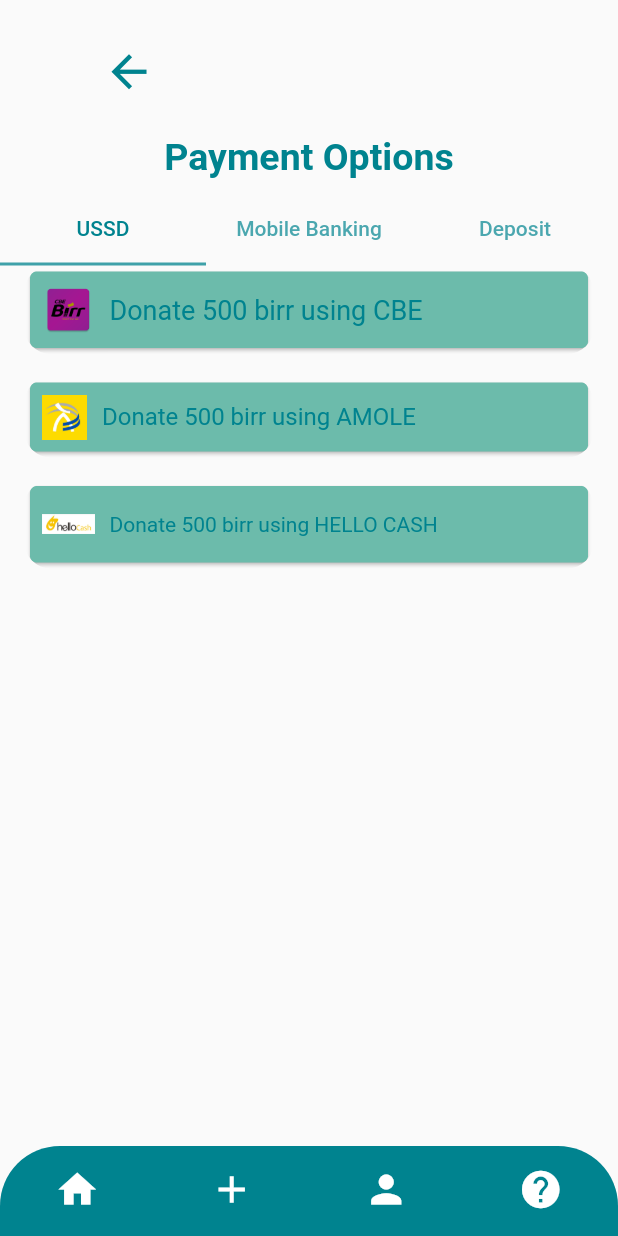
After one commit to abdu4188/Agari-Donor-App, a Flutter app: the PaymentOption screen opened by its route, on a phone screen of 412 x 824 dp. The commit adds this screen. Run offline on Flutter 3.47's test engine with Material 2 defaults, Android fonts, the phone set to English and light mode, and no system bars; our stand-ins replace geolocator, shared_preferences; accounts and stored records are empty.

Commit message:
payment options UI

```diff
--- a/lib/components/bottom_nav.dart
+++ b/lib/components/bottom_nav.dart
@@ -13,11 +13,14 @@ class BottomNavState extends State<BottomNav>{
     if(index == 0){
       Navigator.of(context).pushNamed('/home');
     }
-    if(index == 1){
+    else if(index == 1){
       Navigator.of(context).pushNamed('/comfirm_donation');
     }
-    if(index == 2){
+    else if(index == 2){
       Navigator.of(context).pushNamed('/donation_history');
+    }
+    else if(index == 3){
+      Navigator.of(context).pushNamed('/payment_option');
     }
   }
 
--- a/lib/main.dart
+++ b/lib/main.dart
@@ -2,6 +2,7 @@ import 'package:agari_doner/screens/donation_confirmation.dart';
 import 'package:agari_doner/screens/donation_history.dart';
 import 'package:agari_doner/screens/home.dart';
 import 'package:agari_doner/screens/package_detail.dart';
+import 'package:agari_doner/screens/payment_option.dart';
 import 'package:flutter/material.dart';
 import 'screens/Auth/register.dart';
 import 'screens/Auth/login.dart';
@@ -40,6 +41,7 @@ class Home extends StatelessWidget {
       '/package_detail': (BuildContext context) => new PackageDetail(),
       '/donation_history': (BuildContext context) => new DonationHistory(),
       '/comfirm_donation': (BuildContext context) => new DonationConfirmation(),
+      '/payment_option': (BuildContext context) => new PaymentOption(),
       },
     );
   }
--- /dev/null
+++ b/lib/screens/payment_option.dart
@@ -0,0 +1,183 @@
+import 'package:agari_doner/components/bottom_nav.dart';
+import 'package:flutter/material.dart';
+
+class PaymentOption extends StatefulWidget{
+  @override
+  State<StatefulWidget> createState() {
+    return PaymentOptionState();
+  }
+}
+
+class PaymentOptionState extends State<PaymentOption> with TickerProviderStateMixin{
+  TabController _tabController;
+
+  @override
+  void initState() {
+    super.initState();
+    _tabController = new TabController(length: 3, vsync: this);
+  }
+
+  @override
+  Widget build(BuildContext context) {
+    return Scaffold(
+      bottomNavigationBar: BottomNav(),
+      body: Column(
+        children: <Widget>[
+          Padding(
+            padding: const EdgeInsets.only(right: 240, top: 30,),
+            child: GestureDetector(
+              child: Icon(
+                Icons.arrow_back,
+                size: 35,
+                color: Color(int.parse('0xff00838f')),
+              ),
+            ),
+          ),
+          Padding(
+            padding: const EdgeInsets.only(left: 0, top: 25),
+            child: Text(
+              "Payment Options",
+              style: TextStyle(
+                color: Color(int.parse('0xff00838f')),
+                fontSize: 25,
+                fontWeight: FontWeight.w700
+              ),
+            ),
+          ),
+          Padding(
+            padding: const EdgeInsets.only(top: 10),
+            child: TabBar(
+              controller: _tabController,
+              labelColor: Color(int.parse('0xff00838f')),
+             tabs: <Widget>[
+               Tab(
+                 text: "USSD",
+               ),
+               Tab(
+                 text: "Mobile Banking",
+               ),
+               Tab(
+                 text: "Deposit",
+               ),
+             ],
+            ),
+          ),
+          Container(
+            height: 290,
+            margin: EdgeInsets.only(left: 16.0, right: 16.0),
+            child: TabBarView(
+              controller: _tabController,
+              children: <Widget>[
+                ListView(
+                  children: <Widget>[
+                    ClipRRect(
+                      borderRadius: BorderRadius.circular(18),
+                      child: Card(
+                        color: Color(int.parse('0xff6cbbab')),
+                        child: Padding(
+                          padding: const EdgeInsets.all(8.0),
+                          child: Row(
+                            children: <Widget>[
+                              Image.asset(
+                                'assets/images/cbe.png',
+                                width: 35,
+                                height: 35,
+                              ),
+                              SizedBox(
+                                width: 10,
+                              ),
+                              Text(
+                                "Donate 500 birr using CBE",
+                                style: TextStyle(
+                                  fontSize: 18,
+                                  color: Color(int.parse('0xff00838f')),
+                                ),
+                              )
+                            ],
+                          ),
+                        ),
+                      ),
+                    ),
+                    SizedBox(
+                      height: 15,
+                    ),
+                    ClipRRect(
+                      borderRadius: BorderRadius.circular(18),
+                      child: Card(
+                        color: Color(int.parse('0xff6cbbab')),
+                        child: Padding(
+                          padding: const EdgeInsets.all(8.0),
+                          child: Row(
+                            children: <Widget>[
+                              Image.asset(
+                                'assets/images/amole.jpg',
+                                width: 30,
+                                height: 30,
+                              ),
+                              SizedBox(
+                                width: 10,
+                              ),
+                              Text(
+                                "Donate 500 birr using AMOLE",
+                                style: TextStyle(
+                                  fontSize: 16,
+                                  color: Color(int.parse('0xff00838f')),
+                                ),
+                              )
+                            ],
+                          ),
+                        ),
+                      ),
+                    ),
+                    SizedBox(
+                      height: 15,
+                    ),
+                    ClipRRect(
+                      borderRadius: BorderRadius.circular(18),
+                      child: Card(
+                        color: Color(int.parse('0xff6cbbab')),
+                        child: Padding(
+                          padding: const EdgeInsets.all(8.0),
+                          child: Row(
+                            children: <Widget>[
+                              Image.asset(
+                                'assets/images/hellocash.jpg',
+                                width: 35,
+                                height: 35,
+                              ),
+                              SizedBox(
+                                width: 10,
+                              ),
+                              Text(
+                                "Donate 500 birr using HELLO CASH",
+                                style: TextStyle(
+                                  fontSize: 14,
+                                  color: Color(int.parse('0xff00838f')),
+                                ),
+                              )
+                            ],
+                          ),
+                        ),
+                      ),
+                    ),
+                  ]
+                ),
+                ListView(
+                  children: <Widget>[
+                    Text("Mobile Banking")
+                  ],
+                ),
+                ListView(
+                  children: <Widget>[
+                    Text("Deposit")
+                  ],
+                ),
+              ],
+            ),
+          )
+        ],
+      ),
+    );
+  }
+
+}
--- a/pubspec.yaml
+++ b/pubspec.yaml
@@ -53,6 +53,9 @@ flutter:
    - assets/images/flour.jpg
    - assets/images/oil.jpg
    - assets/images/qr.png
+   - assets/images/amole.jpg
+   - assets/images/cbe.png
+   - assets/images/hellocash.jpg
 
   # An image asset can refer to one or more resolution-specific "variants", see
   # https://flutter.dev/assets-and-images/#resolution-aware.
```
Also changed, not shown: assets/images/amole.jpg (added), assets/images/cbe.png (added), assets/images/hellocash.jpg (added).
